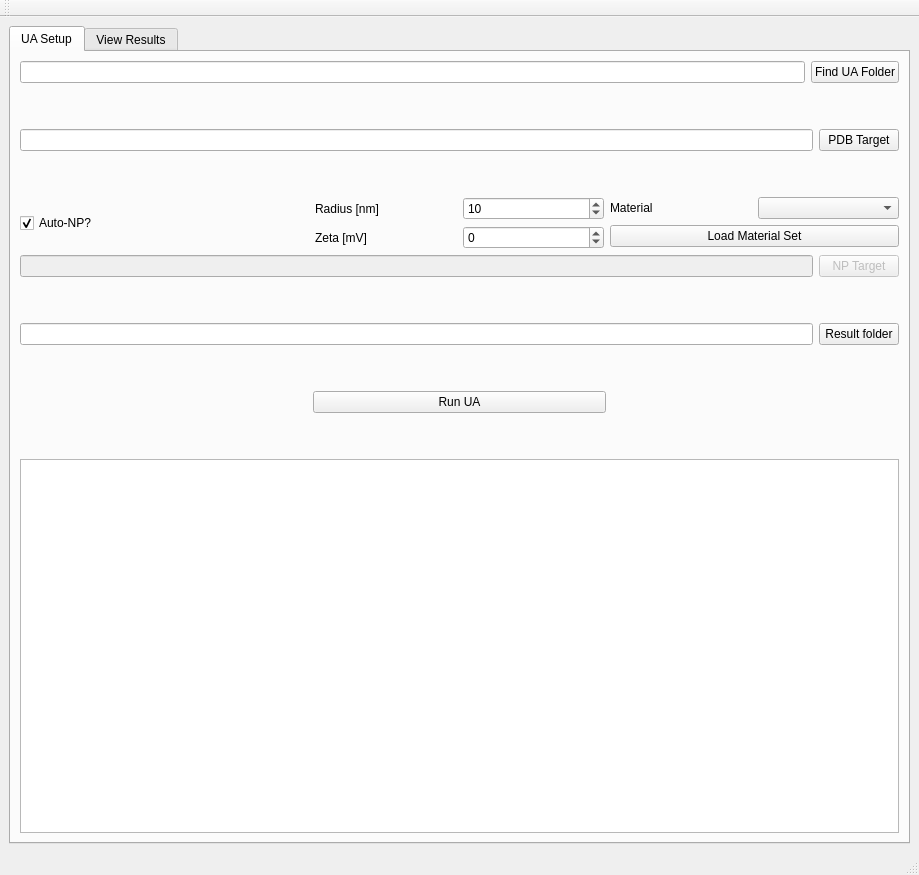
Qt form UAQuickRun/src/mainwindow.ui (ucd-softmatterlab/NPCoronaPredict) before a commit.
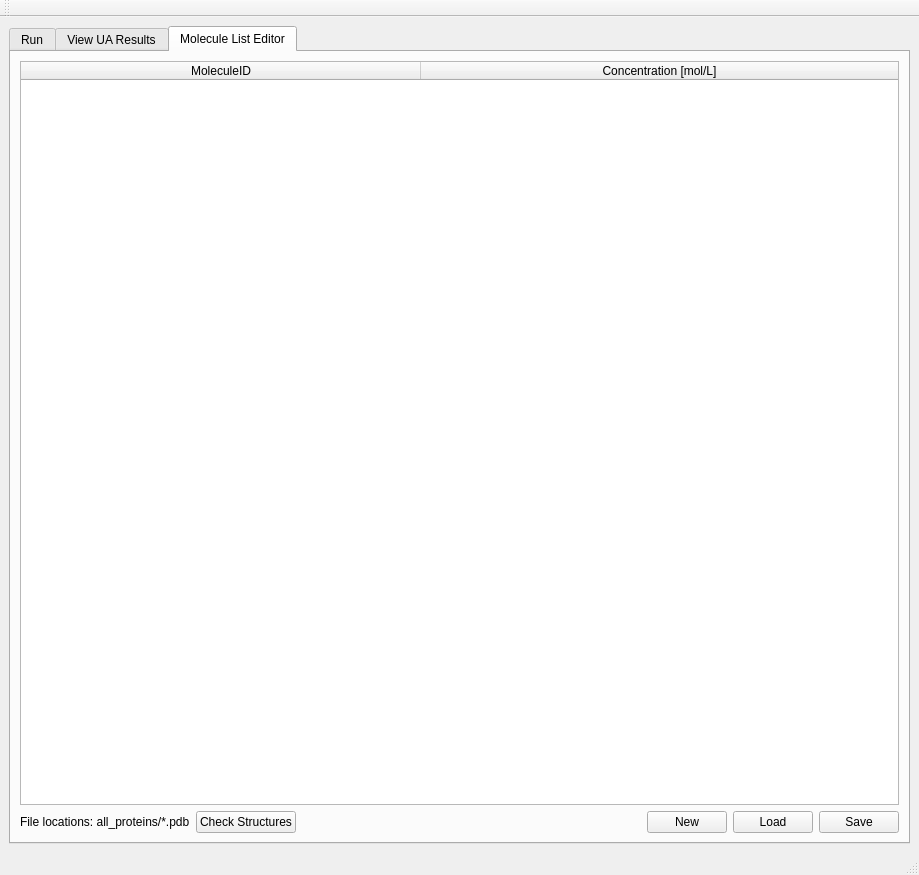
The same form after that commit. The open tabs and pages were chosen to show the change.

What changed in the file:
```diff
--- a/UAQuickRun/src/mainwindow.ui
+++ b/UAQuickRun/src/mainwindow.ui
@@ -14,8 +14,8 @@
    <string>UA Quick Run</string>
   </property>
   <widget class="QWidget" name="centralwidget">
-   <layout class="QHBoxLayout" name="horizontalLayout_8">
-    <item>
+   <layout class="QGridLayout" name="gridLayout_6">
+    <item row="0" column="0">
      <layout class="QGridLayout" name="gridLayout">
       <item row="1" column="0">
        <widget class="QTabWidget" name="tabWidget">
@@ -24,7 +24,7 @@
         </property>
         <widget class="QWidget" name="tab">
          <attribute name="title">
-          <string>UA Setup</string>
+          <string>Run</string>
          </attribute>
          <layout class="QGridLayout" name="gridLayout_3">
           <item row="0" column="0">
@@ -289,22 +289,6 @@
               </item>
              </layout>
             </item>
-            <item>
-             <spacer name="verticalSpacer_2">
-              <property name="orientation">
-               <enum>Qt::Vertical</enum>
-              </property>
-              <property name="sizeType">
-               <enum>QSizePolicy::Fixed</enum>
-              </property>
-              <property name="sizeHint" stdset="0">
-               <size>
-                <width>20</width>
-                <height>40</height>
-               </size>
-              </property>
-             </spacer>
-            </item>
             <item>
              <widget class="QPlainTextEdit" name="uaOutputBox">
               <property name="enabled">
@@ -321,7 +305,7 @@
         </widget>
         <widget class="QWidget" name="tab_2">
          <attribute name="title">
-          <string>View Results</string>
+          <string>View UA Results</string>
          </attribute>
          <layout class="QHBoxLayout" name="horizontalLayout_12">
           <item>
@@ -571,6 +555,88 @@
           </item>
          </layout>
         </widget>
+        <widget class="QWidget" name="tab_3">
+         <attribute name="title">
+          <string>Molecule List Editor</string>
+         </attribute>
+         <layout class="QGridLayout" name="gridLayout_7">
+          <item row="0" column="0">
+           <widget class="QTableWidget" name="mediumEditTable">
+            <property name="contextMenuPolicy">
+             <enum>Qt::CustomContextMenu</enum>
+            </property>
+            <attribute name="horizontalHeaderDefaultSectionSize">
+             <number>400</number>
+            </attribute>
+            <attribute name="horizontalHeaderStretchLastSection">
+             <bool>true</bool>
+            </attribute>
+            <column>
+             <property name="text">
+              <string>MoleculeID</string>
+             </property>
+            </column>
+            <column>
+             <property name="text">
+              <string>Concentration [mol/L]</string>
+             </property>
+            </column>
+           </widget>
+          </item>
+          <item row="1" column="0">
+           <layout class="QHBoxLayout" name="horizontalLayout_8">
+            <item>
+             <widget class="QLabel" name="label_11">
+              <property name="text">
+               <string>File locations: all_proteins/*.pdb</string>
+              </property>
+             </widget>
+            </item>
+            <item>
+             <widget class="QPushButton" name="checkStructureButton">
+              <property name="text">
+               <string>Check Structures</string>
+              </property>
+             </widget>
+            </item>
+            <item>
+             <spacer name="horizontalSpacer_3">
+              <property name="orientation">
+               <enum>Qt::Horizontal</enum>
+              </property>
+              <property name="sizeHint" stdset="0">
+               <size>
+                <width>40</width>
+                <height>20</height>
+               </size>
+              </property>
+             </spacer>
+            </item>
+            <item>
+             <widget class="QPushButton" name="mediumNewButton">
+              <property name="text">
+               <string>New</string>
+              </property>
+             </widget>
+            </item>
+            <item>
+             <widget class="QPushButton" name="mediumLoadButton">
+              <property name="text">
+               <string>Load</string>
+              </property>
+             </widget>
+            </item>
+            <item>
+             <widget class="QPushButton" name="mediumSaveButton">
+              <property name="text">
+               <string>Save</string>
+              </property>
+             </widget>
+            </item>
+           </layout>
+          </item>
+         </layout>
+        </widget>
        </widget>
       </item>
      </layout>
```
Left out of the diff: 53 changed lines with no effect on the pictures.
